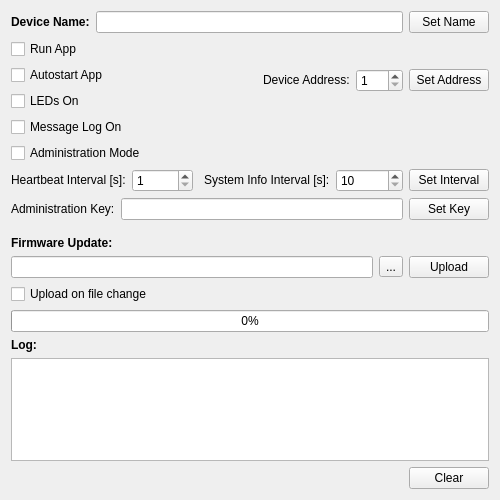
Above: pc/BusConfigurator/busManager/settingsWidget.ui from ChristianMarty/RoomBus before the change. Below: the same form after it.
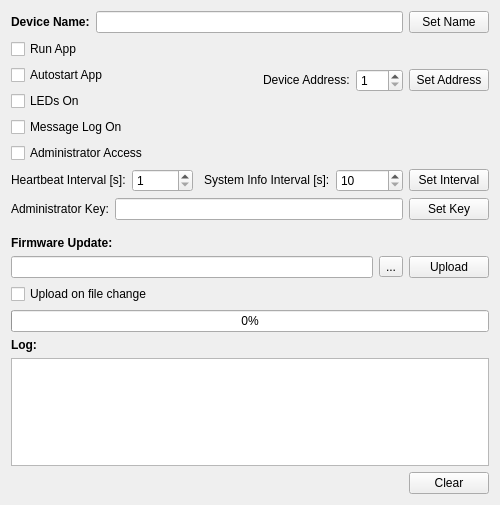
That is the form after the change.

The edit to the form file:
```diff
--- a/pc/BusConfigurator/busManager/settingsWidget.ui
+++ b/pc/BusConfigurator/busManager/settingsWidget.ui
@@ -7,7 +7,7 @@
     <x>0</x>
     <y>0</y>
     <width>500</width>
-    <height>500</height>
+    <height>505</height>
    </rect>
   </property>
   <property name="windowTitle">
@@ -87,7 +87,7 @@
          <item>
           <widget class="QCheckBox" name="checkBox_administrationMode">
            <property name="text">
-            <string>Administration Mode</string>
+            <string>Administrator Access</string>
            </property>
           </widget>
          </item>
@@ -245,7 +245,7 @@
        <item>
         <widget class="QLabel" name="label_7">
          <property name="text">
-          <string>Administration Key:</string>
+          <string>Administrator Key:</string>
          </property>
         </widget>
        </item>
```
Left out of the diff: 6 changed lines with no effect on the pictures.
